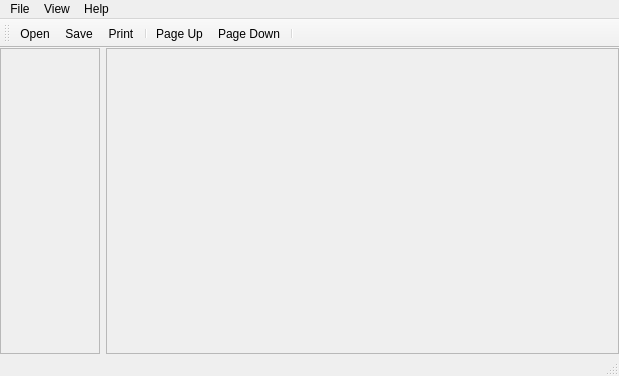
ailinwang/qt-gsview, file Window.ui: the form before one commit.
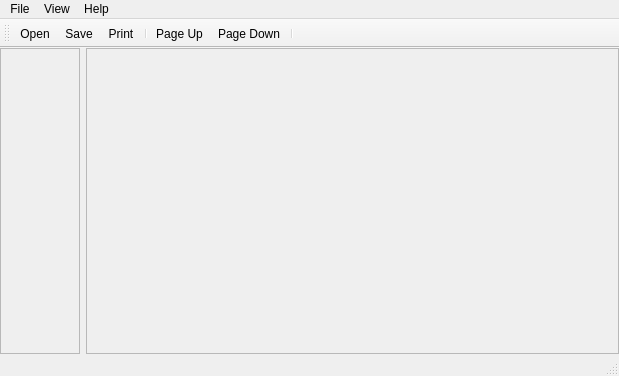
The form after the commit. Icons and pictures are not drawn.

Commit message: using buttons instead of labels for thumbnails

```diff
--- a/Window.ui
+++ b/Window.ui
@@ -67,13 +67,13 @@
          </property>
          <property name="minimumSize">
           <size>
-           <width>100</width>
+           <width>80</width>
            <height>0</height>
           </size>
          </property>
          <property name="maximumSize">
           <size>
-           <width>100</width>
+           <width>80</width>
            <height>16777215</height>
           </size>
          </property>
@@ -88,7 +88,7 @@
            <rect>
             <x>0</x>
             <y>0</y>
-            <width>98</width>
+            <width>78</width>
             <height>295</height>
            </rect>
           </property>
@@ -114,7 +114,7 @@
            <rect>
             <x>0</x>
             <y>0</y>
-            <width>507</width>
+            <width>527</width>
             <height>295</height>
            </rect>
           </property>
```
The commit also changes 2 other files.
